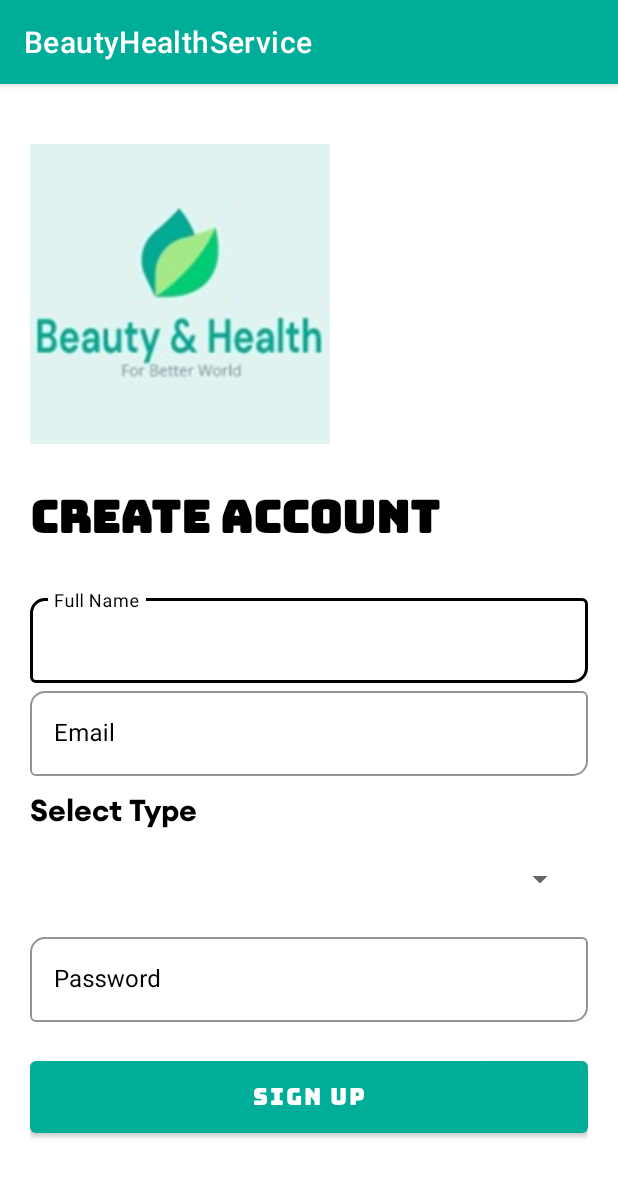
After one commit to shahili123/BeautyHealthService, an Android app: the RegisterActivity screen opened directly, with no data from a screen before it, on a phone screen of 412 x 824 dp. The commit adds this screen. Shown: the top 1177 px of the screen. Run offline under Robolectric (Android 15) with nearby library versions, the phone set to English and light mode, and no system bars.

Commit message:
Login registration page design commit with firebase library integration

```diff
--- a/app/build.gradle
+++ b/app/build.gradle
@@ -28,7 +28,8 @@ android {
 }
 
 dependencies {
-
+    implementation 'com.google.firebase:firebase-auth:21.0.2'
+    implementation 'com.google.firebase:firebase-database:20.0.4'
     implementation 'androidx.appcompat:appcompat:1.6.1'
     implementation 'com.google.android.material:material:1.8.0'
     implementation 'androidx.constraintlayout:constraintlayout:2.1.4'
--- /dev/null
+++ b/app/src/main/java/com/test/beautyhealthservice/RegisterActivity.java
@@ -0,0 +1,18 @@
+package com.test.beautyhealthservice;
+
+import android.os.Bundle;
+
+import androidx.appcompat.app.AppCompatActivity;
+
+
+public class RegisterActivity extends AppCompatActivity {
+
+
+    @Override
+    protected void onCreate(Bundle savedInstanceState) {
+        super.onCreate(savedInstanceState);
+        setContentView(R.layout.activity_register);
+
+    }
+
+}
--- /dev/null
+++ b/app/src/main/res/layout/activity_register.xml
@@ -0,0 +1,153 @@
+<?xml version="1.0" encoding="utf-8"?>
+<ScrollView xmlns:android="http://schemas.android.com/apk/res/android"
+    android:layout_width="match_parent"
+    android:layout_height="match_parent"
+    xmlns:app="http://schemas.android.com/apk/res-auto"
+    xmlns:tools="http://schemas.android.com/tools"
+    android:fillViewport="true">
+    <LinearLayout
+        android:layout_width="match_parent"
+        android:layout_height="match_parent"
+        android:orientation="vertical">
+
+
+    <LinearLayout
+        android:layout_width="match_parent"
+        android:layout_height="match_parent"
+        android:layout_margin="20dp"
+        android:orientation="vertical">
+
+        <ImageView
+            android:id="@+id/logoImage"
+            android:layout_width="200dp"
+            android:layout_height="200dp"
+            android:layout_marginTop="20dp"
+            android:src="@drawable/app_logo"/>
+        <TextView
+            android:layout_width="wrap_content"
+            android:layout_height="wrap_content"
+            android:text="Create Account"
+            android:textColor="@color/black"
+            android:textSize="30sp"
+            android:textStyle="bold"
+            android:fontFamily="@font/bungee"
+            android:textAllCaps="true"
+            android:layout_marginTop="10dp"/>
+
+        <LinearLayout
+            android:layout_width="match_parent"
+            android:layout_height="wrap_content"
+            android:orientation="vertical"
+            android:layout_marginTop="10dp">
+
+            <com.google.android.material.textfield.TextInputLayout
+                android:layout_width="match_parent"
+                android:layout_height="wrap_content"
+                android:hint="Full Name"
+                android:id="@+id/txt_fname"
+                style="@style/Widget.MaterialComponents.TextInputLayout.OutlinedBox"
+                app:hintTextColor="@color/black"
+                android:textColorHint="@color/black"
+                app:boxStrokeWidthFocused="2dp"
+                app:boxCornerRadiusBottomEnd="10dp"
+                app:boxCornerRadiusTopStart="10dp"
+                app:boxStrokeColor="@color/black">
+
+                <com.google.android.material.textfield.TextInputEditText
+                    android:layout_width="match_parent"
+                    android:layout_height="match_parent"
+                    android:singleLine="true"
+                    />
+
+            </com.google.android.material.textfield.TextInputLayout>
+
+            <com.google.android.material.textfield.TextInputLayout
+                android:layout_width="match_parent"
+                android:layout_height="wrap_content"
+                android:hint="Email"
+                android:id="@+id/txt_email"
+                style="@style/Widget.MaterialComponents.TextInputLayout.OutlinedBox"
+                app:hintTextColor="@color/black"
+                android:textColorHint="@color/black"
+                app:boxStrokeWidthFocused="2dp"
+                app:boxCornerRadiusBottomEnd="10dp"
+                app:boxCornerRadiusTopStart="10dp"
+                app:boxStrokeColor="@color/black">
+
+                <com.google.android.material.textfield.TextInputEditText
+                    android:layout_width="match_parent"
+                    android:layout_height="match_parent"
+                    android:singleLine="true"
+                    />
+
+            </com.google.android.material.textfield.TextInputLayout>
+
+            <TextView
+                android:id="@+id/txt_title"
+                android:layout_width="wrap_content"
+                android:layout_height="wrap_content"
+                android:layout_centerInParent="true"
+                android:fontFamily="@font/bold"
+                android:text="Select Type"
+                android:textColor="@color/black"
+                android:textSize="20dp"
+                android:layout_marginTop="10dp"
+                android:layout_marginBottom="5dp"
+                app:layout_constraintBottom_toBottomOf="parent"
+                app:layout_constraintEnd_toEndOf="parent"
+                app:layout_constraintStart_toStartOf="parent"
+                app:layout_constraintTop_toTopOf="parent" />
+
+            <Spinner
+                android:id="@+id/spinner_type"
+                android:layout_width="match_parent"
+                android:layout_height="50dp"
+                android:layout_marginBottom="8dp"
+                android:layout_marginEnd="8dp"
+                android:layout_marginStart="8dp"
+                android:layout_marginTop="2dp"
+                app:layout_constraintBottom_toBottomOf="parent"
+                app:layout_constraintEnd_toEndOf="parent"
+                app:layout_constraintHorizontal_bias="0.502"
+                app:layout_constraintStart_toStartOf="parent"
+                app:layout_constraintTop_toTopOf="parent"
+                app:layout_constraintVertical_bias="0.498" />
+            <com.google.android.material.textfield.TextInputLayout
+                android:layout_width="match_parent"
+                android:layout_height="wrap_content"
+                android:hint="Password"
+                android:id="@+id/txt_password"
+                style="@style/Widget.MaterialComponents.TextInputLayout.OutlinedBox"
+                app:hintTextColor="@color/black"
+                android:textColorHint="@color/black"
+                app:boxStrokeWidthFocused="2dp"
+                app:boxCornerRadiusBottomEnd="10dp"
+                app:boxCornerRadiusTopStart="10dp"
+                app:boxStrokeColor="@color/black">
+
+                <com.google.android.material.textfield.TextInputEditText
+                    android:layout_width="match_parent"
+                    android:layout_height="match_parent"
+                    android:singleLine="true"
+                    android:inputType="textPassword"
+                    />
+
+            </com.google.android.material.textfield.TextInputLayout>
+
+
+        </LinearLayout>
+        <Button
+            android:id="@+id/btn_signup"
+            android:layout_width="match_parent"
+            android:layout_height="wrap_content"
+            android:layout_marginTop="20dp"
+            android:layout_marginBottom="20dp"
+            android:text="Sign Up"
+            android:textSize="15dp"
+            android:fontFamily="@font/bungee"
+            android:textColor="#fff" />
+
+
+    </LinearLayout>
+    </LinearLayout>
+</ScrollView>
--- a/app/src/main/res/values/colors.xml
+++ b/app/src/main/res/values/colors.xml
@@ -1,8 +1,8 @@
 <?xml version="1.0" encoding="utf-8"?>
 <resources>
-    <color name="purple_200">#FFBB86FC</color>
-    <color name="purple_500">#FF6200EE</color>
-    <color name="purple_700">#FF3700B3</color>
+    <color name="purple_200">#00AD98</color>
+    <color name="purple_500">#00AD98</color>
+    <color name="purple_700">#00AD98</color>
     <color name="teal_200">#FF03DAC5</color>
     <color name="teal_700">#FF018786</color>
     <color name="black">#FF000000</color>
```
Also changed, not shown: app/src/main/AndroidManifest.xml (+7 -3 lines), app/src/main/java/com/test/beautyhealthservice/LoginActivity.java (added, +20 -0 lines), app/src/main/java/com/test/beautyhealthservice/SplashActivity.java (added, +28 -0 lines), app/src/main/res/layout/activity_login.xml (added, +120 -0 lines), app/src/main/res/layout/activity_splash.xml (added, +21 -0 lines), app/src/main/res/drawable/app_logo.jpeg (added), app/src/main/res/font/antic.ttf (added), app/src/main/res/font/bold.ttf (added), app/src/main/res/font/bungee.ttf (added), app/src/main/res/font/muli_italic.ttf (added), app/src/main/res/font/open_sans_bold.ttf (added), app/src/main/res/font/open_sans_regular.ttf (added).
